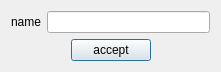
The window that UI_template/add_label_dialog.ui (HsuChih-Hsiang/NeuralNetworkUI-PyQt) describes before a commit, drawn with Qt 5.
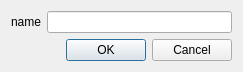
The same window after the commit.

Commit message: add add_node-dialog & signal

```diff
--- a/UI_template/add_label_dialog.ui
+++ b/UI_template/add_label_dialog.ui
@@ -6,54 +6,15 @@
    <rect>
     <x>0</x>
     <y>0</y>
-    <width>221</width>
+    <width>243</width>
     <height>70</height>
    </rect>
   </property>
-  <property name="maximumSize">
-   <size>
-    <width>16777215</width>
-    <height>70</height>
-   </size>
-  </property>
   <property name="windowTitle">
    <string>Dialog</string>
   </property>
   <layout class="QGridLayout" name="gridLayout">
-   <item row="1" column="1">
-    <widget class="QPushButton" name="pushButton">
-     <property name="text">
-      <string>accept</string>
-     </property>
-    </widget>
-   </item>
-   <item row="1" column="2">
-    <spacer name="horizontalSpacer">
-     <property name="orientation">
-      <enum>Qt::Horizontal</enum>
-     </property>
-     <property name="sizeHint" stdset="0">
-      <size>
-       <width>40</width>
-       <height>20</height>
-      </size>
-     </property>
-    </spacer>
-   </item>
-   <item row="1" column="0">
-    <spacer name="horizontalSpacer_2">
-     <property name="orientation">
-      <enum>Qt::Horizontal</enum>
-     </property>
-     <property name="sizeHint" stdset="0">
-      <size>
-       <width>40</width>
-       <height>20</height>
-      </size>
-     </property>
-    </spacer>
-   </item>
-   <item row="0" column="0" colspan="3">
+   <item row="0" column="0">
     <layout class="QFormLayout" name="formLayout">
      <property name="formAlignment">
       <set>Qt::AlignLeading|Qt::AlignLeft|Qt::AlignVCenter</set>
@@ -70,6 +31,16 @@
      </item>
     </layout>
    </item>
+   <item row="1" column="0">
+    <widget class="QDialogButtonBox" name="buttonBox">
+     <property name="orientation">
+      <enum>Qt::Horizontal</enum>
+     </property>
+     <property name="standardButtons">
+      <set>QDialogButtonBox::Cancel|QDialogButtonBox::Ok</set>
+     </property>
+    </widget>
+   </item>
   </layout>
  </widget>
  <resources/>
```
Left out of the diff: 37 changed lines with no effect on the pictures. The commit also changes 3 other files.
